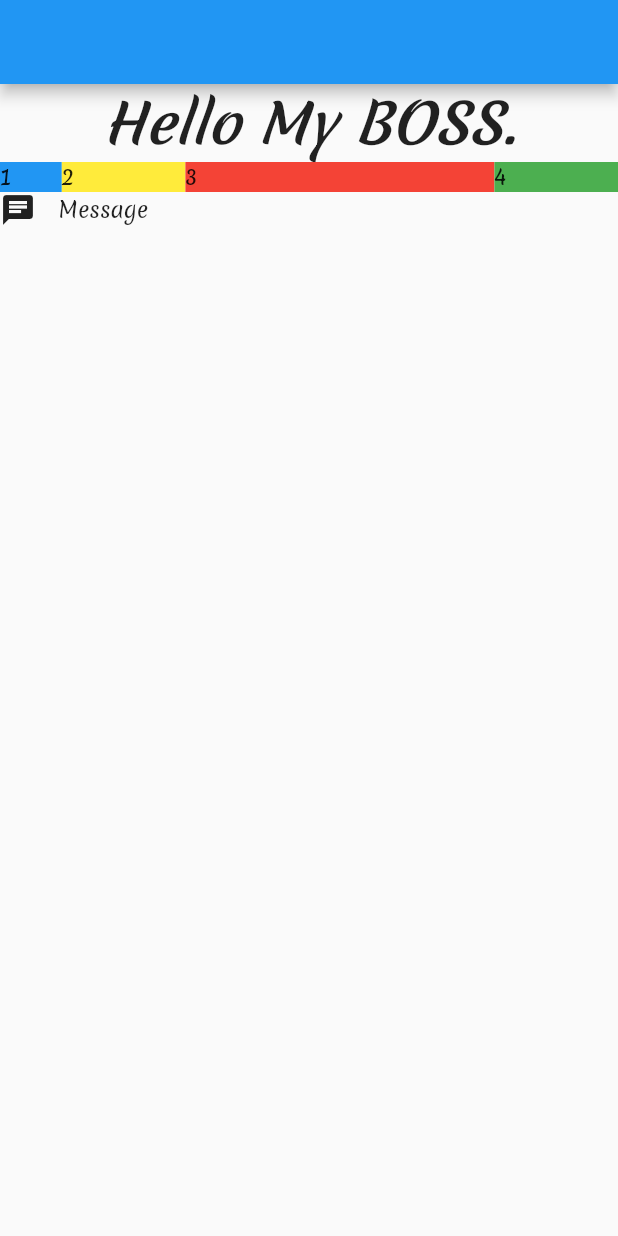
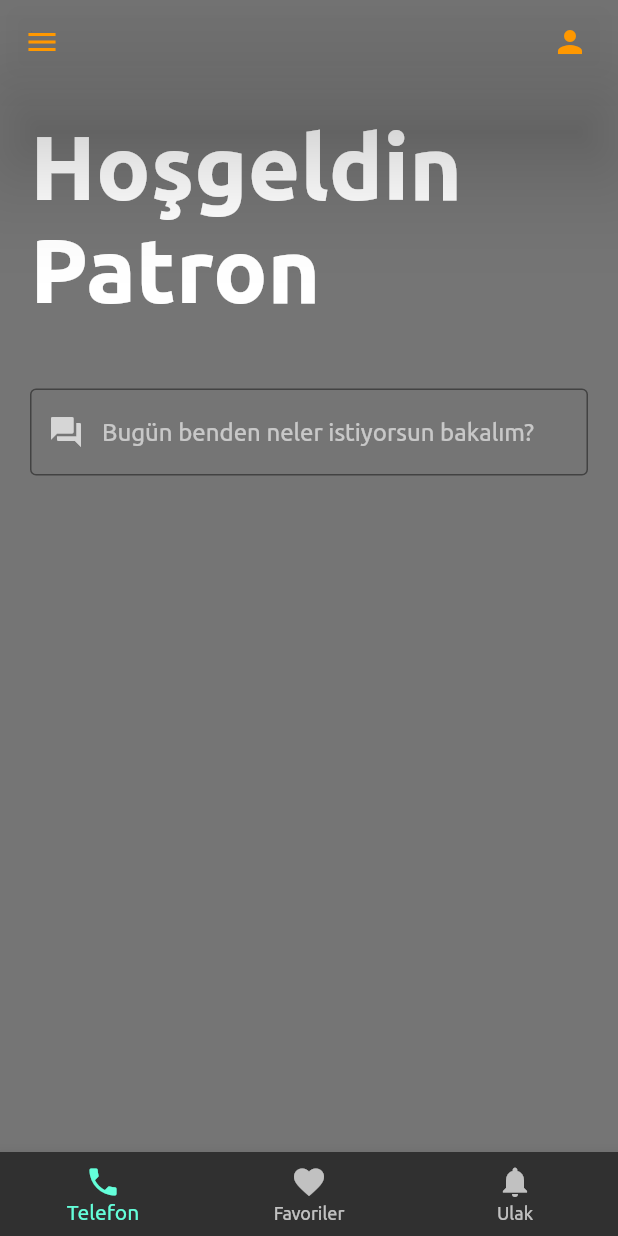
Before and after one commit to keyvanarasteh/MMt, a Flutter app: the screen it shows after launch, on a phone screen of 412 x 824 dp. Run offline on Flutter 3.47's test engine with Material 2 defaults, Android fonts, the phone set to English and light mode, and no system bars; project files that could hold a hidden picture were left out.

Commit message:
'home_screen.dart' düzenleniyor.

```diff
--- a/Workstation/Teststation/my_world/lib/main.dart
+++ b/Workstation/Teststation/my_world/lib/main.dart
@@ -1,7 +1,7 @@
 // ignore_for_file: prefer_const_constructors
 
 import 'package:flutter/material.dart';
-import 'package:test00/screens/hometest_scren.dart';
+import 'package:test00/screens/home_screen.dart';
 
 void main() {
   runApp(const MyApp());
@@ -17,10 +17,11 @@ class MyApp extends StatelessWidget {
       title: 'Flutter Demo',
       debugShowCheckedModeBanner: false,
       theme: ThemeData(
-        primarySwatch: Colors.blue,
-        fontFamily: 'Merienda',
+        brightness: Brightness.dark,
+        primarySwatch: Colors.orange,
+        fontFamily: 'Ubuntu Font',
       ),
-      home: HomeTest(),
+      home: HomeScreen(),
     );
   }
 }
--- /dev/null
+++ b/Workstation/Teststation/my_world/lib/screens/home_screen.dart
@@ -0,0 +1,98 @@
+// ignore_for_file: prefer_const_constructors, prefer_const_literals_to_create_immutables
+
+import 'package:flutter/material.dart';
+
+class HomeScreen extends StatefulWidget {
+  const HomeScreen({super.key});
+
+  @override
+  State<HomeScreen> createState() => _HomeScreenState();
+}
+
+class _HomeScreenState extends State<HomeScreen> {
+  @override
+  Widget build(BuildContext context) {
+    return Scaffold(
+      backgroundColor: Colors.grey.shade600,
+      // Bar tasarımı yapılıyor..
+      appBar: AppBar(
+        elevation: 30,
+        backgroundColor: Colors.transparent,
+        leading: Icon(
+          Icons.menu,
+          color: Colors.orange,
+        ),
+        actions: [
+          Padding(
+            padding: const EdgeInsets.only(right: 20.0),
+            child: Icon(
+              Icons.person,
+              color: Colors.orange,
+            ),
+          ),
+        ],
+      ),
+      //Body
+      body: Column(
+        children: [
+          // Karşılama Metni
+          Padding(
+            padding: const EdgeInsets.all(20),
+            child: Text(
+              "Hoşgeldin Patron",
+              style: TextStyle(
+                fontSize: 60,
+                fontWeight: FontWeight.bold,
+                //fontFamily: "Merienda"
+              ),
+            ),
+          ),
+          SizedBox(
+            height: 25,
+          ),
+          //Arama Alanı
+          Padding(
+            padding: const EdgeInsets.symmetric(horizontal: 20.0),
+            child: TextField(
+              decoration: InputDecoration(
+                prefixIcon: Icon(
+                  Icons.question_answer,
+                ),
+                hintText: "Bugün benden neler istiyorsun bakalım?",
+                focusedBorder: OutlineInputBorder(
+                  borderSide: BorderSide(
+                    color: Colors.orange,
+                  ),
+                ),
+                enabledBorder: OutlineInputBorder(
+                  borderSide: BorderSide(
+                    color: Colors.grey.shade800,
+                  ),
+                ),
+              ),
+            ),
+          ),
+
+          //Catogories
+
+          //Product
+        ],
+      ),
+      //Alt Bar Ekledim.
+      bottomNavigationBar: BottomNavigationBar(items: [
+        BottomNavigationBarItem(
+          icon: Icon(Icons.phone),
+          label: "Telefon",
+        ),
+        BottomNavigationBarItem(
+          icon: Icon(Icons.favorite),
+          label: "Favoriler",
+        ),
+        BottomNavigationBarItem(
+          icon: Icon(Icons.notifications),
+          label: "Ulak",
+        ),
+      ]),
+    );
+  }
+}
```
Also changed, not shown: Workstation/Teststation/my_world/pubspecyaml.txt (+69 -0 lines).
